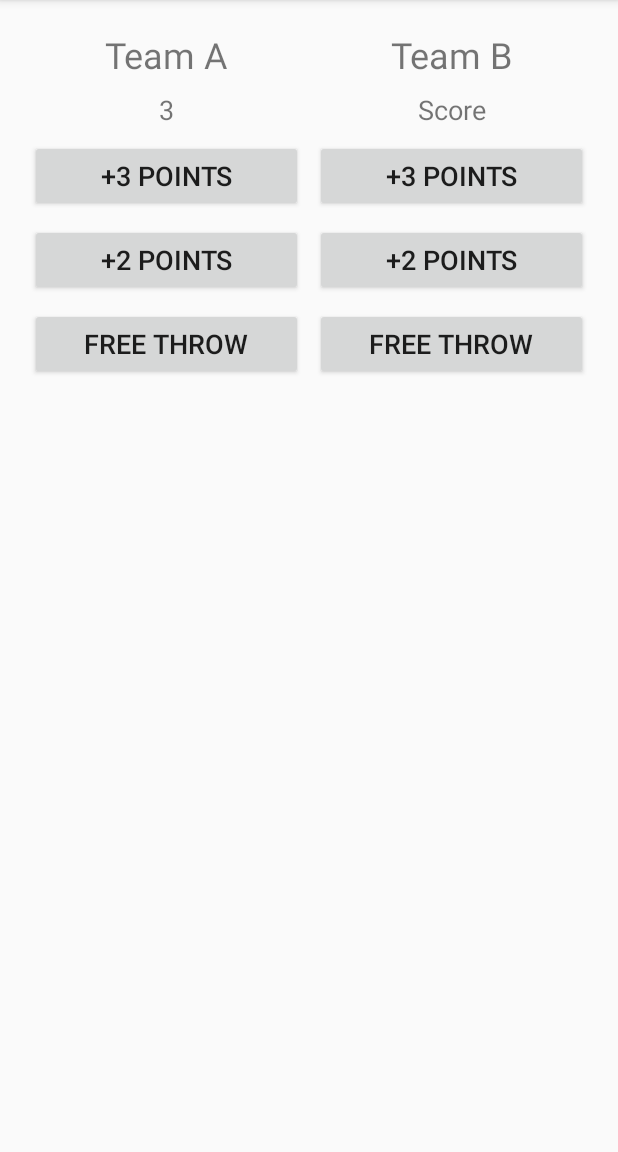
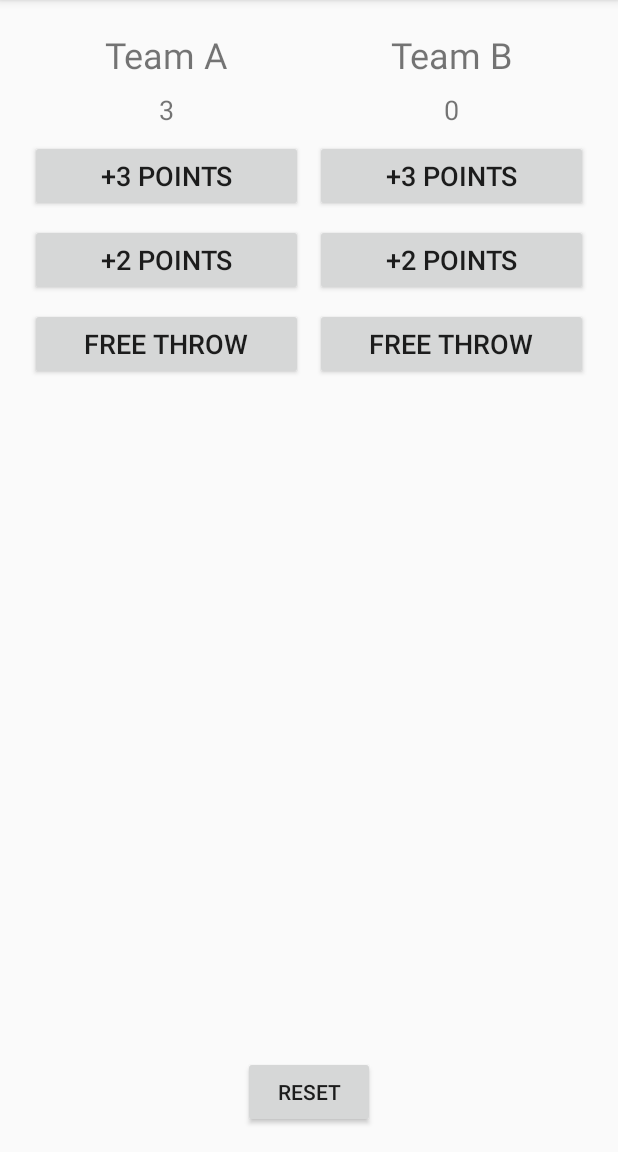
Before and after one commit to estcla/court-counter, an Android app: the screen it shows after launch (MainActivity), after a tap on "+3 POINTS", on a phone screen of 412 x 824 dp, the part 84-1236 px from its top. Run offline under Robolectric (Android 15) with nearby library versions, the phone set to English and light mode, and no system bars; 1 other tap on this screen came first.

Commit message:
Add reset button.

```diff
--- a/app/src/main/java/la/estc/courtcounter/MainActivity.java
+++ b/app/src/main/java/la/estc/courtcounter/MainActivity.java
@@ -72,4 +72,16 @@
         score_b += 1;
         displayForTeamB(score_b);
     }
+
+
+    /**
+     * Clears the score for Team A and B.
+     */
+
+    public void reset(View view) {
+        score_a = 0;
+        score_b = 0;
+        displayForTeamA(score_a);
+        displayForTeamB(score_b);
+    }
 }
--- a/app/src/main/res/layout/activity_main.xml
+++ b/app/src/main/res/layout/activity_main.xml
@@ -130,4 +130,20 @@
 
     </LinearLayout>
 
+
+    <RelativeLayout
+        android:layout_width="match_parent"
+        android:layout_height="wrap_content"
+        android:layout_alignParentBottom="true"
+        android:gravity="center">
+
+        <Button
+            android:id="@+id/reset"
+            android:layout_width="wrap_content"
+            android:layout_height="wrap_content"
+            android:onClick="reset"
+            android:text="Reset"
+             />
+    </RelativeLayout>
+
 </RelativeLayout>
```
